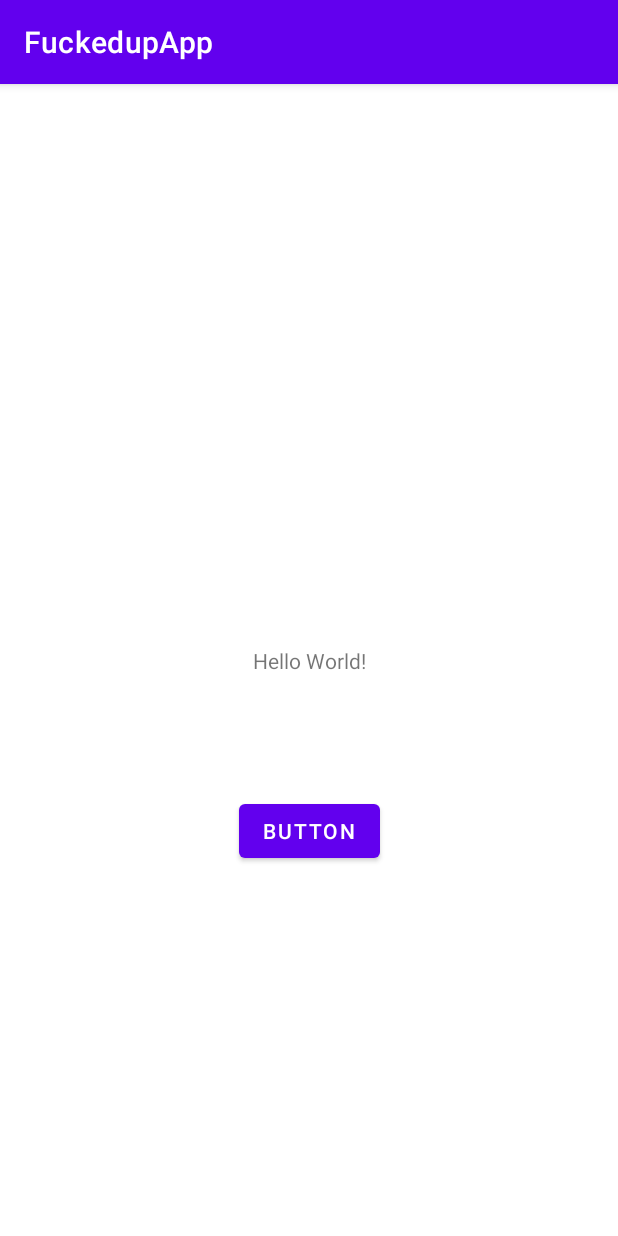
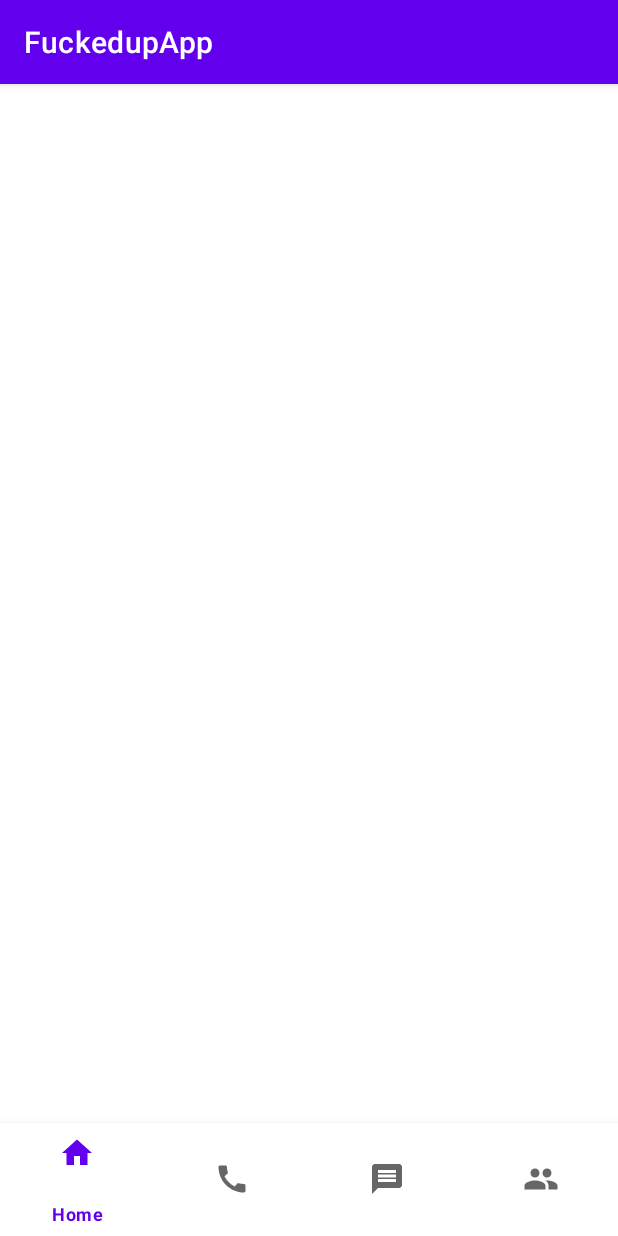
Before and after one commit to Pheonix-001/Android-Projects, an Android app: the screen it shows after launch (MainActivity), on a phone screen of 412 x 824 dp. Run offline under Robolectric (Android 15) with nearby library versions, the phone set to English and light mode, and no system bars.

Commit message:
Added Bottom Navigation bar

```diff
--- a/app/src/main/java/com/example/fuckedupapp/MainActivity.java
+++ b/app/src/main/java/com/example/fuckedupapp/MainActivity.java
@@ -11,38 +11,13 @@ import android.widget.Toast;
 
 public class MainActivity extends AppCompatActivity {
 
-    Button button;
-
-    TextView textView;
 
     @Override
     protected void onCreate(Bundle savedInstanceState) {
         super.onCreate(savedInstanceState);
         setContentView(R.layout.activity_main);
 
-        button = findViewById(R.id.button);
-        textView = findViewById(R.id.textView);
 
-        button.setOnClickListener(new View.OnClickListener() {
-            @Override
-            public void onClick(View v) {
-                String s = textView.getText().toString();
-
-                Toast.makeText(MainActivity.this, "Message: " + s, Toast.LENGTH_SHORT).show();
-
-                Log.e("error: " , "text error");
-                Toast.makeText(MainActivity.this, "another toast", Toast.LENGTH_SHORT).show();
-
-                System.out.println("sdfj");
-
-
-                System.out.println("new line added to test branch");
-
-                System.out.println("lsdfjlkg");
-
-
-            }
-        });
 
 
     }
--- /dev/null
+++ b/app/src/main/res/drawable/ic_call.xml
@@ -0,0 +1,10 @@
+<vector xmlns:android="http://schemas.android.com/apk/res/android"
+    android:width="24dp"
+    android:height="24dp"
+    android:viewportWidth="24"
+    android:viewportHeight="24"
+    android:tint="?attr/colorControlNormal">
+  <path
+      android:fillColor="@android:color/white"
+      android:pathData="M20.01,15.38c-1.23,0 -2.42,-0.2 -3.53,-0.56 -0.35,-0.12 -0.74,-0.03 -1.01,0.24l-1.57,1.97c-2.83,-1.35 -5.48,-3.9 -6.89,-6.83l1.95,-1.66c0.27,-0.28 0.35,-0.67 0.24,-1.02 -0.37,-1.11 -0.56,-2.3 -0.56,-3.53 0,-0.54 -0.45,-0.99 -0.99,-0.99H4.19C3.65,3 3,3.24 3,3.99 3,13.28 10.73,21 20.01,21c0.71,0 0.99,-0.63 0.99,-1.18v-3.45c0,-0.54 -0.45,-0.99 -0.99,-0.99z"/>
+</vector>
--- /dev/null
+++ b/app/src/main/res/drawable/ic_home.xml
@@ -0,0 +1,10 @@
+<vector xmlns:android="http://schemas.android.com/apk/res/android"
+    android:width="24dp"
+    android:height="24dp"
+    android:viewportWidth="24"
+    android:viewportHeight="24"
+    android:tint="?attr/colorControlNormal">
+  <path
+      android:fillColor="@android:color/white"
+      android:pathData="M10,20v-6h4v6h5v-8h3L12,3 2,12h3v8z"/>
+</vector>
--- /dev/null
+++ b/app/src/main/res/drawable/ic_message.xml
@@ -0,0 +1,10 @@
+<vector xmlns:android="http://schemas.android.com/apk/res/android"
+    android:width="24dp"
+    android:height="24dp"
+    android:viewportWidth="24"
+    android:viewportHeight="24"
+    android:tint="?attr/colorControlNormal">
+  <path
+      android:fillColor="@android:color/white"
+      android:pathData="M20,2L4,2c-1.1,0 -1.99,0.9 -1.99,2L2,22l4,-4h14c1.1,0 2,-0.9 2,-2L22,4c0,-1.1 -0.9,-2 -2,-2zM18,14L6,14v-2h12v2zM18,11L6,11L6,9h12v2zM18,8L6,8L6,6h12v2z"/>
+</vector>
--- /dev/null
+++ b/app/src/main/res/drawable/ic_people.xml
@@ -0,0 +1,10 @@
+<vector xmlns:android="http://schemas.android.com/apk/res/android"
+    android:width="24dp"
+    android:height="24dp"
+    android:viewportWidth="24"
+    android:viewportHeight="24"
+    android:tint="?attr/colorControlNormal">
+  <path
+      android:fillColor="@android:color/white"
+      android:pathData="M16,11c1.66,0 2.99,-1.34 2.99,-3S17.66,5 16,5c-1.66,0 -3,1.34 -3,3s1.34,3 3,3zM8,11c1.66,0 2.99,-1.34 2.99,-3S9.66,5 8,5C6.34,5 5,6.34 5,8s1.34,3 3,3zM8,13c-2.33,0 -7,1.17 -7,3.5L1,19h14v-2.5c0,-2.33 -4.67,-3.5 -7,-3.5zM16,13c-0.29,0 -0.62,0.02 -0.97,0.05 1.16,0.84 1.97,1.97 1.97,3.45L17,19h6v-2.5c0,-2.33 -4.67,-3.5 -7,-3.5z"/>
+</vector>
--- a/app/src/main/res/layout/activity_main.xml
+++ b/app/src/main/res/layout/activity_main.xml
@@ -6,24 +6,25 @@
     android:layout_height="match_parent"
     tools:context=".MainActivity">
 
-    <TextView
-        android:id="@+id/textView"
-        android:layout_width="wrap_content"
-        android:layout_height="wrap_content"
-        android:text="Hello World!"
-        app:layout_constraintBottom_toBottomOf="parent"
-        app:layout_constraintLeft_toLeftOf="parent"
-        app:layout_constraintRight_toRightOf="parent"
+    <FrameLayout
+        android:id="@+id/fragment"
+        android:layout_width="match_parent"
+        android:layout_height="0dp"
+        app:layout_constraintBottom_toTopOf="@+id/bottom_nav"
+        app:layout_constraintEnd_toEndOf="parent"
+        app:layout_constraintHorizontal_bias="0.5"
+        app:layout_constraintStart_toStartOf="parent"
         app:layout_constraintTop_toTopOf="parent" />
 
-    <Button
-        android:id="@+id/button"
-        android:layout_width="wrap_content"
-        android:layout_height="wrap_content"
-        android:layout_marginTop="80dp"
-        android:text="Button"
+    <com.google.android.material.bottomnavigation.BottomNavigationView
+        android:id="@+id/bottom_nav"
+        android:layout_width="match_parent"
+        android:layout_height="75dp"
+        app:menu="@menu/bottom_menu"
+        app:layout_constraintBottom_toBottomOf="parent"
         app:layout_constraintEnd_toEndOf="parent"
-        app:layout_constraintStart_toStartOf="parent"
-        app:layout_constraintTop_toBottomOf="@+id/textView" />
+        app:layout_constraintHorizontal_bias="0.5"
+        app:layout_constraintStart_toStartOf="parent" />
+
 
 </androidx.constraintlayout.widget.ConstraintLayout>
--- /dev/null
+++ b/app/src/main/res/menu/bottom_menu.xml
@@ -0,0 +1,24 @@
+<?xml version="1.0" encoding="utf-8"?>
+<menu xmlns:android="http://schemas.android.com/apk/res/android">
+
+    <item
+        android:id="@+id/home_icon"
+        android:title="Home"
+        android:icon="@drawable/ic_home" />
+
+    <item
+        android:id="@+id/call_icon"
+        android:title="Phone"
+        android:icon="@drawable/ic_call" />
+
+    <item
+        android:id="@+id/message_icon"
+        android:title="Message"
+        android:icon="@drawable/ic_message" />
+
+    <item
+        android:id="@+id/profile_icon"
+        android:title="Profile"
+        android:icon="@drawable/ic_people" />
+
+</menu>
--- a/app/src/main/res/values/themes.xml
+++ b/app/src/main/res/values/themes.xml
@@ -1,6 +1,6 @@
 <resources xmlns:tools="http://schemas.android.com/tools">
     <!-- Base application theme. -->
-    <style name="Theme.FuckedupApp" parent="Theme.MaterialComponents.DayNight.DarkActionBar">
+    <style name="Theme.FuckedupApp" parent="Theme.MaterialComponents.Light.DarkActionBar">
         <!-- Primary brand color. -->
         <item name="colorPrimary">@color/purple_500</item>
         <item name="colorPrimaryVariant">@color/purple_700</item>
```
